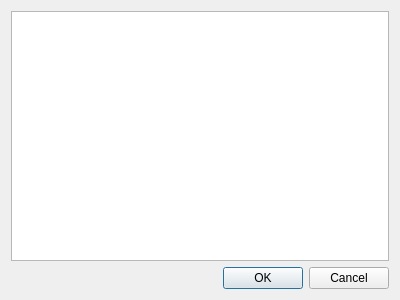
Above: Qt/elevelist.ui from Swoking/COAC2016 before the change. Below: the same form after it.
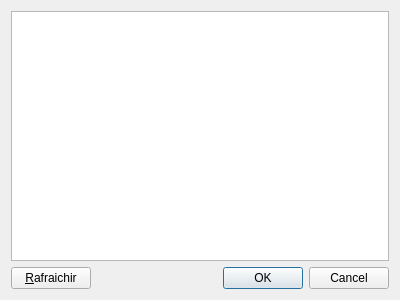
That is the form after the change.

```diff
--- a/Qt/elevelist.ui
+++ b/Qt/elevelist.ui
@@ -18,6 +18,28 @@
     <widget class="QTreeView" name="treeListEleve"/>
    </item>
    <item row="1" column="0">
+    <layout class="QHBoxLayout" name="horizontalLayout">
+     <item>
+      <widget class="QPushButton" name="pushButton">
+       <property name="text">
+        <string>&amp;Rafraichir</string>
+       </property>
+      </widget>
+     </item>
+     <item>
+      <spacer name="horizontalSpacer">
+       <property name="orientation">
+        <enum>Qt::Horizontal</enum>
+       </property>
+       <property name="sizeHint" stdset="0">
+        <size>
+         <width>40</width>
+         <height>20</height>
+        </size>
+       </property>
+      </spacer>
+     </item>
+     <item>
     <widget class="QDialogButtonBox" name="buttonBox">
      <property name="orientation">
       <enum>Qt::Horizontal</enum>
@@ -28,6 +50,8 @@
     </widget>
    </item>
   </layout>
+   </item>
+  </layout>
  </widget>
  <resources/>
  <connections>
```
Left out of the diff: 35 changed lines with no effect on the pictures. Lines whose indentation alone changed are shown as unchanged.
